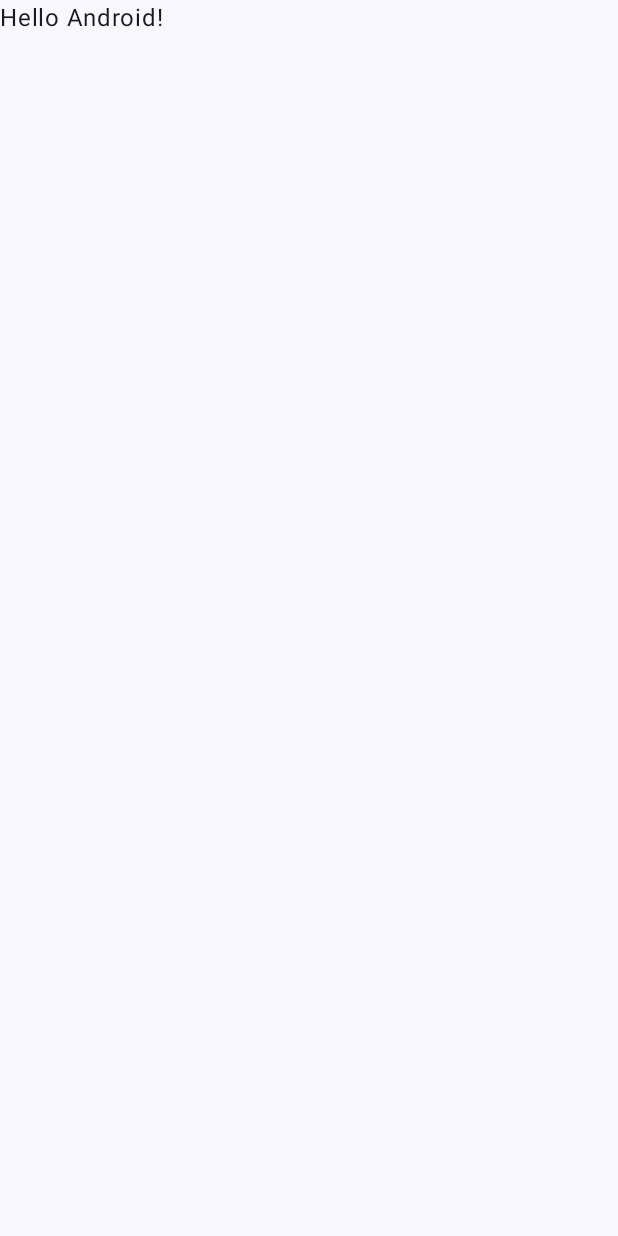
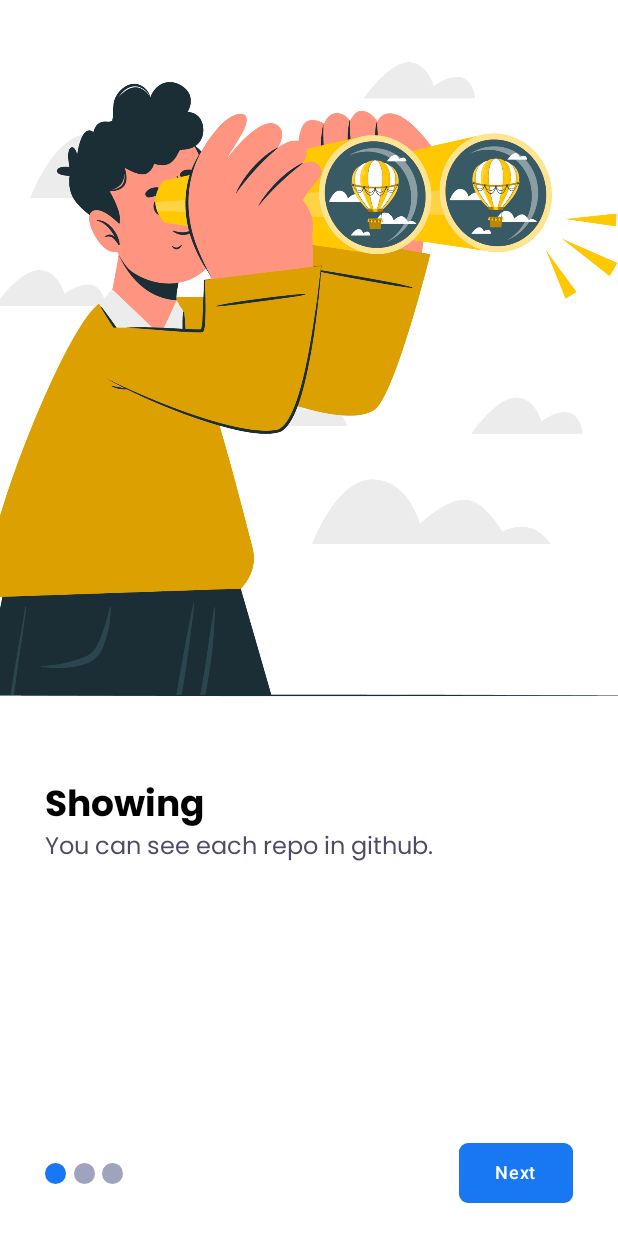
Before and after one commit to MuhammedEhabAND/Repo-Viewer-Vodafone-Task-, an Android app built with Jetpack Compose: the screen it shows after launch (MainActivity), on a phone screen of 412 x 824 dp. Before the commit the screen is almost empty. Run offline under Robolectric (Android 15) with nearby library versions, the phone set to English and light mode, and no system bars.

Commit message:
onboarding screens finished

```diff
--- a/app/src/main/java/mo/inc/eh/repoviewer/MainActivity.kt
+++ b/app/src/main/java/mo/inc/eh/repoviewer/MainActivity.kt
@@ -11,6 +11,7 @@ import androidx.compose.runtime.Composable
 import androidx.compose.ui.Modifier
 import androidx.compose.ui.tooling.preview.Preview
 import androidx.core.splashscreen.SplashScreen.Companion.installSplashScreen
+import mo.inc.eh.repoviewer.presentation.onboarding.OnBoardingScreen
 import mo.inc.eh.repoviewer.ui.theme.RepoViewerTheme
 
 class MainActivity : ComponentActivity() {
@@ -24,7 +25,7 @@ class MainActivity : ComponentActivity() {
                     modifier = Modifier.fillMaxSize(),
                     color = MaterialTheme.colorScheme.background
                 ) {
-                    Greeting("Android")
+                    OnBoardingScreen()
                 }
             }
         }
--- /dev/null
+++ b/app/src/main/java/mo/inc/eh/repoviewer/presentation/common/MyButton.kt
@@ -0,0 +1,49 @@
+package mo.inc.eh.repoviewer.presentation.common
+
+import androidx.compose.foundation.shape.RoundedCornerShape
+import androidx.compose.material3.Button
+import androidx.compose.material3.ButtonDefaults
+import androidx.compose.material3.MaterialTheme
+import androidx.compose.material3.Text
+import androidx.compose.material3.TextButton
+import androidx.compose.runtime.Composable
+import androidx.compose.ui.graphics.Color
+import androidx.compose.ui.text.font.FontWeight
+import androidx.compose.ui.unit.dp
+import mo.inc.eh.repoviewer.ui.theme.WhiteGray
+
+@Composable
+fun MyButton(
+    text: String,
+    onClick: () -> Unit,
+) {
+    Button(
+        onClick = onClick, colors = ButtonDefaults.buttonColors(
+            containerColor = MaterialTheme.colorScheme.primary,
+            contentColor = Color.White
+        ),
+        shape = RoundedCornerShape(6.dp)
+
+    ) {
+        Text(
+            text = text,
+            style = MaterialTheme.typography.labelMedium.copy(fontWeight = FontWeight.SemiBold)
+        )
+
+    }
+}
+@Composable
+fun MyTextButton(
+    text: String,
+    onClick: () -> Unit,
+){
+    TextButton(onClick = onClick) {
+        Text(
+            text = text ,
+            style = MaterialTheme.typography.labelMedium.copy(fontWeight = FontWeight.SemiBold),
+            color = WhiteGray
+        )
+
+    }
+
+}
--- /dev/null
+++ b/app/src/main/java/mo/inc/eh/repoviewer/presentation/onboarding/Dimens.kt
@@ -0,0 +1,12 @@
+package mo.inc.eh.repoviewer.presentation.onboarding
+
+import androidx.compose.ui.unit.dp
+
+object Dimens {
+    val MediumPadding1 = 24.dp
+    val MediumPadding2 = 30.dp
+
+    val IndicatorSize = 14.dp
+
+    val PageIndicatorWidth = 52.dp
+}
--- /dev/null
+++ b/app/src/main/java/mo/inc/eh/repoviewer/presentation/onboarding/OnBoardingScreen.kt
@@ -0,0 +1,97 @@
+package mo.inc.eh.repoviewer.presentation.onboarding
+
+import androidx.compose.foundation.ExperimentalFoundationApi
+import androidx.compose.foundation.layout.Arrangement
+import androidx.compose.foundation.layout.Column
+import androidx.compose.foundation.layout.Row
+import androidx.compose.foundation.layout.Spacer
+import androidx.compose.foundation.layout.fillMaxHeight
+import androidx.compose.foundation.layout.fillMaxSize
+import androidx.compose.foundation.layout.fillMaxWidth
+import androidx.compose.foundation.layout.navigationBarsPadding
+import androidx.compose.foundation.layout.padding
+import androidx.compose.foundation.layout.width
+import androidx.compose.foundation.pager.HorizontalPager
+import androidx.compose.foundation.pager.rememberPagerState
+import androidx.compose.runtime.Composable
+import androidx.compose.runtime.derivedStateOf
+import androidx.compose.runtime.remember
+import androidx.compose.runtime.rememberCoroutineScope
+import androidx.compose.ui.Alignment
+import androidx.compose.ui.Modifier
+import kotlinx.coroutines.launch
+import mo.inc.eh.repoviewer.presentation.common.MyButton
+import mo.inc.eh.repoviewer.presentation.common.MyTextButton
+import mo.inc.eh.repoviewer.presentation.onboarding.Dimens.MediumPadding2
+import mo.inc.eh.repoviewer.presentation.onboarding.Dimens.PageIndicatorWidth
+import mo.inc.eh.repoviewer.presentation.onboarding.components.OnBoardingPage
+import mo.inc.eh.repoviewer.presentation.onboarding.components.PageIndicator
+
+@OptIn(ExperimentalFoundationApi::class)
+@Composable
+fun OnBoardingScreen() {
+    Column(modifier = Modifier.fillMaxSize()) {
+        val pageState = rememberPagerState(0) {
+            pages.size
+        }
+        val buttonState = remember {
+            derivedStateOf {
+                when (pageState.currentPage) {
+                    0 -> listOf("", "Next")
+                    1 -> listOf("Back", "Next")
+                    2 -> listOf("Back", "Get Started")
+                    else -> listOf("", "")
+                }
+            }
+        }
+        HorizontalPager(state = pageState) { index ->
+            OnBoardingPage(page = pages[index])
+
+        }
+        Spacer(modifier = Modifier.weight(1f))
+        Row(
+            modifier = Modifier
+                .fillMaxWidth()
+                .padding(horizontal = MediumPadding2)
+                .navigationBarsPadding(),
+            horizontalArrangement = Arrangement.SpaceBetween,
+            verticalAlignment = Alignment.CenterVertically
+
+        ) {
+            PageIndicator(
+                modifier = Modifier.width(PageIndicatorWidth),
+                pageSize = pages.size,
+                selectedPage = pageState.currentPage
+            )
+
+
+            Row(verticalAlignment = Alignment.CenterVertically) {
+                val scope = rememberCoroutineScope()
+                if (buttonState.value[0].isNotEmpty()) {
+                    MyTextButton(text = buttonState.value[0], onClick = {
+                        scope.launch {
+                            pageState.animateScrollToPage(page = pageState.currentPage - 1)
+                        }
+                    })
+
+
+
+                }
+                MyButton(text = buttonState.value[1], onClick = {
+                    scope.launch {
+                        if(pageState.currentPage==3){
+                            //TODO : Navigate to Home Screen
+                        }else{
+                            pageState.animateScrollToPage(
+                                page = pageState.currentPage +1
+                            )
+                        }
+                    }
+                })
+
+            }
+
+        }
+        Spacer(modifier = Modifier.weight(0.1f))
+    }
+}
--- /dev/null
+++ b/app/src/main/java/mo/inc/eh/repoviewer/presentation/onboarding/Page.kt
@@ -0,0 +1,27 @@
+package mo.inc.eh.repoviewer.presentation.onboarding
+
+import androidx.annotation.DrawableRes
+import mo.inc.eh.repoviewer.R
+
+data class Page(
+    val title : String,
+    val description : String ,
+    @DrawableRes val image : Int
+)
+val pages = listOf(
+    Page(
+        title = "Showing",
+        description = "You can see each repo in github.",
+        image = R.drawable.onboarding1
+    ),
+    Page(
+        title = "Favourite",
+        description = "You can add any repo in github in your favourites.",
+        image = R.drawable.onboarding2
+    ),
+    Page(
+        title = "Search",
+        description = "You can search for any repo or user in github.",
+        image = R.drawable.onboarding3
+    ),
+)
--- /dev/null
+++ b/app/src/main/java/mo/inc/eh/repoviewer/presentation/onboarding/components/OnBoardingPage.kt
@@ -0,0 +1,65 @@
+package mo.inc.eh.repoviewer.presentation.onboarding.components
+
+import android.content.res.Configuration.UI_MODE_NIGHT_NO
+import android.content.res.Configuration.UI_MODE_NIGHT_YES
+import androidx.compose.foundation.Image
+import androidx.compose.foundation.layout.Column
+import androidx.compose.foundation.layout.Spacer
+import androidx.compose.foundation.layout.fillMaxHeight
+import androidx.compose.foundation.layout.fillMaxWidth
+import androidx.compose.foundation.layout.height
+import androidx.compose.foundation.layout.padding
+import androidx.compose.material3.MaterialTheme
+import androidx.compose.material3.Text
+import androidx.compose.runtime.Composable
+import androidx.compose.ui.Modifier
+import androidx.compose.ui.layout.ContentScale
+import androidx.compose.ui.res.colorResource
+import androidx.compose.ui.res.painterResource
+import androidx.compose.ui.text.font.FontWeight
+import androidx.compose.ui.tooling.preview.Preview
+import mo.inc.eh.repoviewer.R
+import mo.inc.eh.repoviewer.presentation.onboarding.Dimens.MediumPadding1
+import mo.inc.eh.repoviewer.presentation.onboarding.Dimens.MediumPadding2
+import mo.inc.eh.repoviewer.presentation.onboarding.Page
+import mo.inc.eh.repoviewer.presentation.onboarding.pages
+import mo.inc.eh.repoviewer.ui.theme.RepoViewerTheme
+
+@Composable
+fun OnBoardingPage(
+    modifier: Modifier = Modifier,
+    page: Page,
+) {
+    Column(modifier = modifier) {
+        Image(
+            modifier = Modifier
+                .fillMaxWidth()
+                .fillMaxHeight(0.60f),
+            painter = painterResource(id = page.image),
+            contentDescription = null,
+            contentScale = ContentScale.Crop
+        )
+        Spacer(modifier = Modifier.height(MediumPadding1))
+        Text(
+            modifier = Modifier.padding(horizontal = MediumPadding2),
+            text = page.title,
+            style = MaterialTheme.typography.displaySmall.copy(fontWeight = FontWeight.Bold),
+            color = colorResource(id = R.color.display_small)
+        )
+        Text(
+            modifier = Modifier.padding(horizontal = MediumPadding2),
+            text = page.description,
+            style = MaterialTheme.typography.bodyMedium,
+            color = colorResource(id = R.color.text_medium)
+        )
+    }
+}
+
+@Preview(showBackground = true)
+@Preview(uiMode =UI_MODE_NIGHT_YES , showBackground = true)
+@Composable
+fun onBoardingPagePreview(){
+    RepoViewerTheme {
+        OnBoardingPage(page = pages[0])
+    }
+}
--- /dev/null
+++ b/app/src/main/java/mo/inc/eh/repoviewer/presentation/onboarding/components/PageIndicator.kt
@@ -0,0 +1,35 @@
+package mo.inc.eh.repoviewer.presentation.onboarding.components
+
+import androidx.compose.foundation.background
+import androidx.compose.foundation.layout.Arrangement
+import androidx.compose.foundation.layout.Box
+import androidx.compose.foundation.layout.Row
+import androidx.compose.foundation.layout.size
+import androidx.compose.ui.graphics.Color
+import androidx.compose.foundation.pager.PageSize
+import androidx.compose.foundation.shape.CircleShape
+import androidx.compose.material3.MaterialTheme
+import androidx.compose.runtime.Composable
+import androidx.compose.ui.Modifier
+import androidx.compose.ui.draw.clip
+import mo.inc.eh.repoviewer.presentation.onboarding.Dimens.IndicatorSize
+import mo.inc.eh.repoviewer.ui.theme.BlueGray
+
+@Composable
+fun PageIndicator(
+    modifier: Modifier = Modifier,
+    pageSize: Int,
+    selectedPage: Int,
+    selectedColor: Color = MaterialTheme.colorScheme.primary,
+    unselectedColor: Color = BlueGray,
+) {
+    Row(modifier = modifier, horizontalArrangement = Arrangement.SpaceBetween) {
+        repeat(pageSize) { page ->
+            Box(
+                modifier = Modifier.size(IndicatorSize).clip(CircleShape)
+                    .background(color = if (page == selectedPage) selectedColor else unselectedColor)
+            )
+        }
+    }
+
+}
--- a/app/src/main/java/mo/inc/eh/repoviewer/ui/theme/Color.kt
+++ b/app/src/main/java/mo/inc/eh/repoviewer/ui/theme/Color.kt
@@ -2,10 +2,14 @@ package mo.inc.eh.repoviewer.ui.theme
 
 import androidx.compose.ui.graphics.Color
 
-val Purple80 = Color(0xFFD0BCFF)
-val PurpleGrey80 = Color(0xFFCCC2DC)
-val Pink80 = Color(0xFFEFB8C8)
+val Black = Color(0xFF1C1E21) //Dark Background
+val Blue = Color(0xFF1877F2) //Primary
 
-val Purple40 = Color(0xFF6650a4)
-val PurpleGrey40 = Color(0xFF625b71)
-val Pink40 = Color(0xFF7D5260)
+val DarkRed = Color(0xFFC30052) //Dark Error
+val LightRed = Color(0xFFFF84B7)
+
+val LightBlack = Color(0xFF3A3B3C) //Dark Surface
+
+
+val BlueGray = Color(0xFFA0A3BD)
+val WhiteGray = Color(0xFFB0B3B8)
--- a/app/src/main/java/mo/inc/eh/repoviewer/ui/theme/Theme.kt
+++ b/app/src/main/java/mo/inc/eh/repoviewer/ui/theme/Theme.kt
@@ -10,38 +10,31 @@ import androidx.compose.material3.dynamicLightColorScheme
 import androidx.compose.material3.lightColorScheme
 import androidx.compose.runtime.Composable
 import androidx.compose.runtime.SideEffect
+import androidx.compose.ui.graphics.Color
 import androidx.compose.ui.graphics.toArgb
 import androidx.compose.ui.platform.LocalContext
 import androidx.compose.ui.platform.LocalView
 import androidx.core.view.WindowCompat
 
 private val DarkColorScheme = darkColorScheme(
-    primary = Purple80,
-    secondary = PurpleGrey80,
-    tertiary = Pink80
+    background = Black,
+    primary = Blue,
+    error = DarkRed,
+    surface = LightBlack
 )
 
 private val LightColorScheme = lightColorScheme(
-    primary = Purple40,
-    secondary = PurpleGrey40,
-    tertiary = Pink40
-
-    /* Other default colors to override
-    background = Color(0xFFFFFBFE),
-    surface = Color(0xFFFFFBFE),
-    onPrimary = Color.White,
-    onSecondary = Color.White,
-    onTertiary = Color.White,
-    onBackground = Color(0xFF1C1B1F),
-    onSurface = Color(0xFF1C1B1F),
-    */
+    background = Color.White,
+    primary = Blue,
+    error = LightRed,
+    surface = Color.White
 )
 
 @Composable
 fun RepoViewerTheme(
     darkTheme: Boolean = isSystemInDarkTheme(),
     // Dynamic color is available on Android 12+
-    dynamicColor: Boolean = true,
+    dynamicColor: Boolean = false,
     content: @Composable () -> Unit
 ) {
     val colorScheme = when {
@@ -49,7 +42,6 @@ fun RepoViewerTheme(
             val context = LocalContext.current
             if (darkTheme) dynamicDarkColorScheme(context) else dynamicLightColorScheme(context)
         }
-
         darkTheme -> DarkColorScheme
         else -> LightColorScheme
     }
--- a/app/src/main/java/mo/inc/eh/repoviewer/ui/theme/Type.kt
+++ b/app/src/main/java/mo/inc/eh/repoviewer/ui/theme/Type.kt
@@ -2,33 +2,52 @@ package mo.inc.eh.repoviewer.ui.theme
 
 import androidx.compose.material3.Typography
 import androidx.compose.ui.text.TextStyle
+import androidx.compose.ui.text.font.Font
 import androidx.compose.ui.text.font.FontFamily
 import androidx.compose.ui.text.font.FontWeight
 import androidx.compose.ui.unit.sp
+import mo.inc.eh.repoviewer.R
+
+val Poppins = FontFamily(
+    fonts = listOf(
+        Font(R.font.poppins_regular, FontWeight.Normal),
+        Font(R.font.poppins_bold, FontWeight.Bold),
+        Font(R.font.poppins_semibold, FontWeight.SemiBold),
+    )
+)
 
 // Set of Material typography styles to start with
+// body is "Text" in the Figma Design
+// label small is xsmall in Figma Design
 val Typography = Typography(
-    bodyLarge = TextStyle(
-        fontFamily = FontFamily.Default,
+    displaySmall = TextStyle(
+        fontSize = 24.sp,
+        fontFamily = Poppins,
         fontWeight = FontWeight.Normal,
+        lineHeight = 36.sp,
+    ),
+    displayMedium = TextStyle(
+        fontSize = 32.sp,
+        fontFamily = Poppins,
+        fontWeight = FontWeight.Normal,
+        lineHeight = 48.sp,
+    ),
+    bodySmall = TextStyle(
+        fontSize = 14.sp,
+        fontFamily = Poppins,
+        fontWeight = FontWeight.Normal,
+        lineHeight = 21.sp,
+    ),
+    bodyMedium = TextStyle(
         fontSize = 16.sp,
+        fontFamily = Poppins,
+        fontWeight = FontWeight.Normal,
         lineHeight = 24.sp,
-        letterSpacing = 0.5.sp
-    )
-    /* Other default text styles to override
-    titleLarge = TextStyle(
-        fontFamily = FontFamily.Default,
-        fontWeight = FontWeight.Normal,
-        fontSize = 22.sp,
-        lineHeight = 28.sp,
-        letterSpacing = 0.sp
     ),
     labelSmall = TextStyle(
-        fontFamily = FontFamily.Default,
-        fontWeight = FontWeight.Medium,
-        fontSize = 11.sp,
-        lineHeight = 16.sp,
-        letterSpacing = 0.5.sp
-    )
-    */
+        fontSize = 13.sp,
+        fontFamily = Poppins,
+        fontWeight = FontWeight.Normal,
+        lineHeight = 19.sp,
+    ),
 )
```
Also changed, not shown: app/src/main/res/drawable/onboarding1.jpg (added), app/src/main/res/drawable/onboarding1.png (deleted), app/src/main/res/drawable/onboarding2.jpg (added), app/src/main/res/drawable/onboarding2.png (deleted), app/src/main/res/drawable/onboarding3.jpg (added), app/src/main/res/drawable/onboarding3.png (deleted), app/src/main/res/font/poppins_bold.ttf (added), app/src/main/res/font/poppins_regular.ttf (added), app/src/main/res/font/poppins_semibold.ttf (added).
